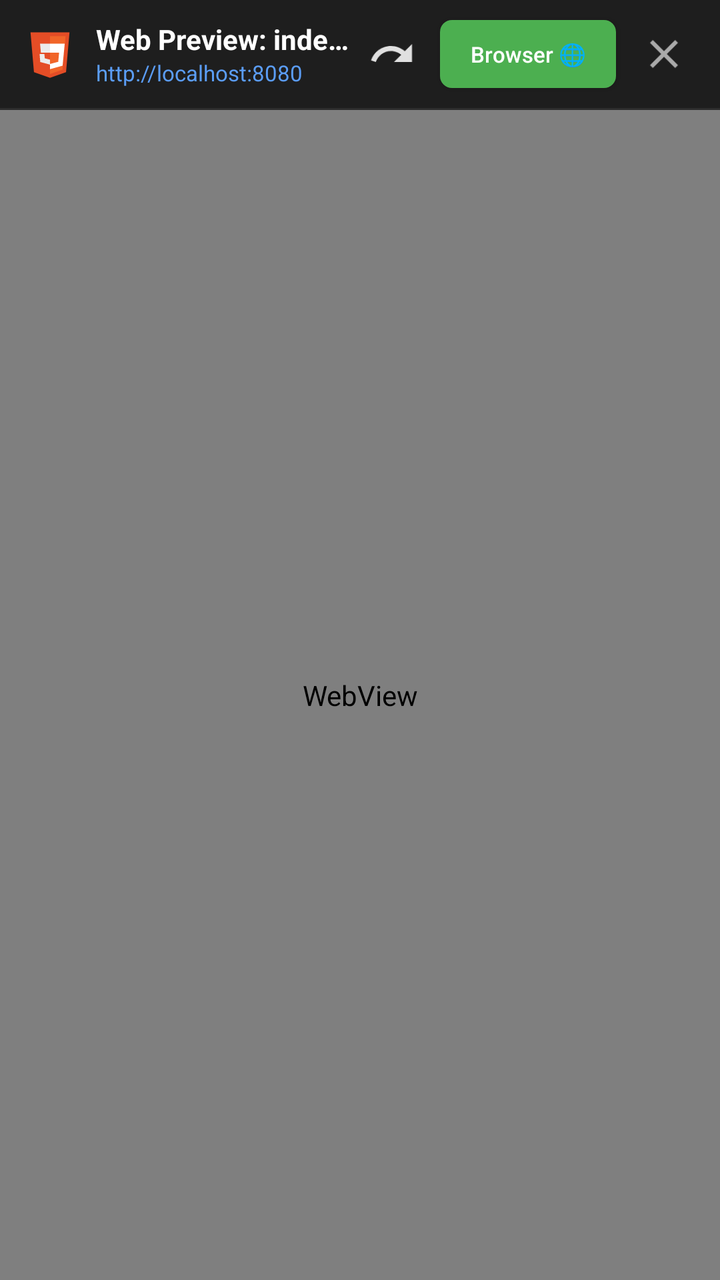
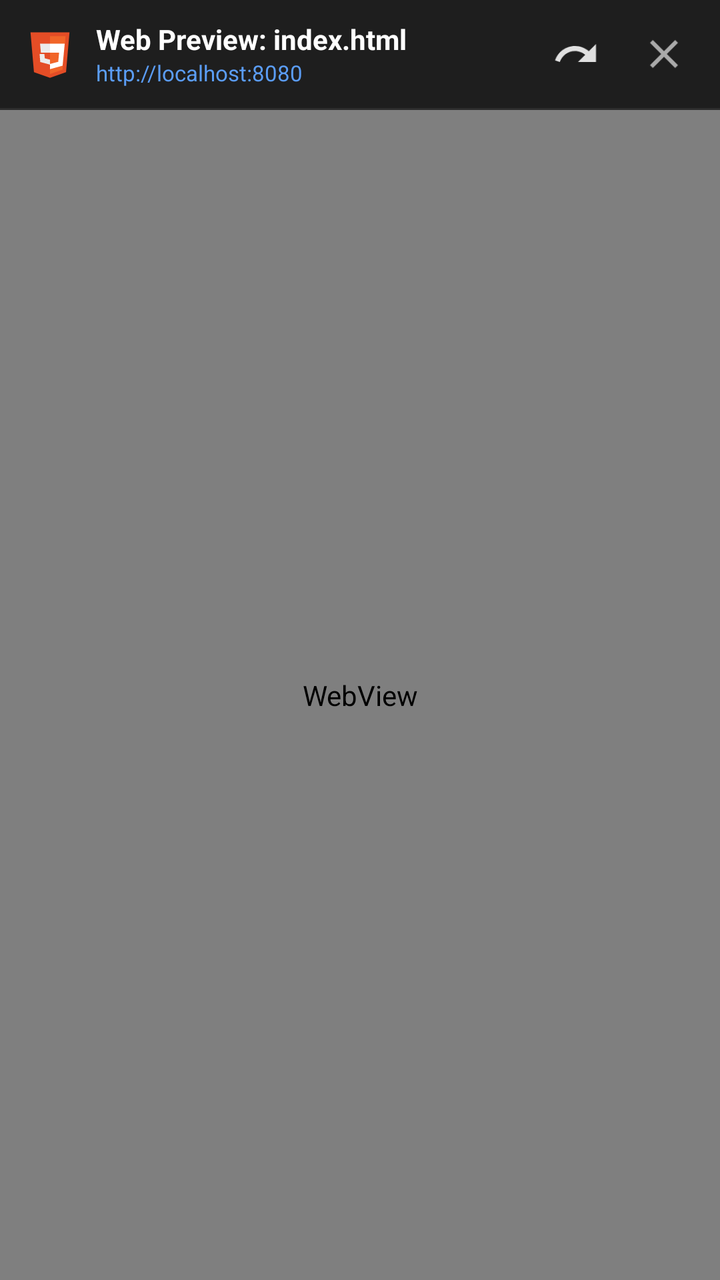

Two renders of the same Android screen: before a commit and after it. Below are the layout's source before the change and the commit's diff.
<!-- AndroidManifest.xml: application theme Theme.MobileIDE -->
<!-- res/layout/dialog_web_preview.xml -->
<?xml version="1.0" encoding="utf-8"?>
<LinearLayout xmlns:android="http://schemas.android.com/apk/res/android"
    android:layout_width="match_parent"
    android:layout_height="match_parent"
    android:orientation="vertical"
    android:background="#121212">

    
    <LinearLayout
        android:layout_width="match_parent"
        android:layout_height="54dp"
        android:orientation="horizontal"
        android:gravity="center_vertical"
        android:background="#1E1E1E"
        android:paddingStart="12dp"
        android:paddingEnd="8dp">

        <ImageView
            android:layout_width="26dp"
            android:layout_height="26dp"
            android:src="@drawable/ic_logo_html5"
            android:contentDescription="HTML Preview" />

        <LinearLayout
            android:layout_width="0dp"
            android:layout_height="wrap_content"
            android:layout_weight="1"
            android:layout_marginStart="10dp"
            android:orientation="vertical">

            <TextView
                android:id="@+id/tvPreviewTitle"
                android:layout_width="wrap_content"
                android:layout_height="wrap_content"
                android:text="Web Preview: index.html"
                android:textColor="#FFFFFF"
                android:textSize="14sp"
                android:textStyle="bold"
                android:singleLine="true" />

            <TextView
                android:id="@+id/tvPreviewUrl"
                android:layout_width="wrap_content"
                android:layout_height="wrap_content"
                android:text="http://localhost:8080"
                android:textColor="#5B9DF5"
                android:textSize="11sp"
                android:singleLine="true" />
        </LinearLayout>

        
        <ImageButton
            android:id="@+id/btnRefreshPreview"
            android:layout_width="40dp"
            android:layout_height="40dp"
            android:background="?attr/selectableItemBackgroundBorderless"
            android:src="@drawable/ic_redo"
            android:tint="#E0E0E0"
            android:contentDescription="Refresh" />

        
        <Button
            android:id="@+id/btnOpenExternalBrowser"
            android:layout_width="wrap_content"
            android:layout_height="34dp"
            android:layout_marginStart="4dp"
            android:background="@drawable/bg_run_btn"
            android:text="Browser 🌐"
            android:textColor="#FFFFFF"
            android:textSize="11sp"
            android:textAllCaps="false"
            android:paddingStart="10dp"
            android:paddingEnd="10dp" />

        
        <ImageButton
            android:id="@+id/btnClosePreview"
            android:layout_width="40dp"
            android:layout_height="40dp"
            android:layout_marginStart="4dp"
            android:background="?attr/selectableItemBackgroundBorderless"
            android:src="@drawable/ic_close"
            android:tint="#AAAAAA"
            android:contentDescription="Close" />
    </LinearLayout>

    <View
        android:layout_width="match_parent"
        android:layout_height="1dp"
        android:background="#2E2E2E" />

    
    <ProgressBar
        android:id="@+id/progressWeb"
        style="?android:attr/progressBarStyleHorizontal"
        android:layout_width="match_parent"
        android:layout_height="3dp"
        android:visibility="gone"
        android:max="100" />

    
    <FrameLayout
        android:layout_width="match_parent"
        android:layout_height="match_parent"
        android:background="#FFFFFF">

        <WebView
            android:id="@+id/webViewPreview"
            android:layout_width="match_parent"
            android:layout_height="match_parent" />
    </FrameLayout>

</LinearLayout>
<!-- resources referenced by this layout -->
<resources>
  <!-- drawable bg_run_btn (drawable) -->
  <?xml version="1.0" encoding="utf-8"?>
  <ripple xmlns:android="http://schemas.android.com/apk/res/android"
      android:color="#81C784">
      <item>
          <shape android:shape="rectangle">
              <solid android:color="@color/run_green" />
              <corners android:radius="6dp" />
          </shape>
      </item>
  </ripple>
  <!-- drawable ic_close (drawable) -->
  <vector xmlns:android="http://schemas.android.com/apk/res/android"
      android:width="24dp"
      android:height="24dp"
      android:viewportWidth="24"
      android:viewportHeight="24">
      <path
          android:fillColor="#FFFFFF"
          android:pathData="M19,6.41L17.59,5 12,10.59 6.41,5 5,6.41 10.59,12 5,17.59 6.41,19 12,13.41 17.59,19 19,17.59 13.41,12z"/>
  </vector>
  <!-- drawable ic_logo_html5 (drawable) -->
  <vector xmlns:android="http://schemas.android.com/apk/res/android"
      android:width="24dp"
      android:height="24dp"
      android:viewportWidth="24"
      android:viewportHeight="24">
      
      <path
          android:fillColor="#E44D26"
          android:pathData="M3,2l1.6,18.4L12,23l7.4,-2.6L21,2H3z" />
      <path
          android:fillColor="#F16529"
          android:pathData="M12,3.8v17.4l5.8,-2L19.2,3.8H12z" />
      
      <path
          android:fillColor="#EBEBEB"
          android:pathData="M12,7.2H7.4l0.4,4.2H12V7.2z M12,14.6l-2.4,-0.6 -0.2,-2H7.2l0.3,3.7 4.5,1.2V14.6z" />
      <path
          android:fillColor="#FFFFFF"
          android:pathData="M12,7.2v4.2h4.2l-0.4,4.2 -3.8,1V19l5.8,-1.6 0.8,-8.2 0.2,-2H12z" />
  </vector>
  <!-- drawable ic_redo (drawable) -->
  <vector xmlns:android="http://schemas.android.com/apk/res/android"
      android:width="24dp"
      android:height="24dp"
      android:viewportWidth="24"
      android:viewportHeight="24">
      <path
          android:fillColor="#FFFFFF"
          android:pathData="M18.4,10.6C16.55,8.99 14.15,8 11.5,8c-4.65,0 -8.58,3.03 -9.96,7.22L3.9,16c1.05,-3.19 4.05,-5.5 7.6,-5.5 1.95,0 3.73,0.72 5.12,1.88L13,16h9V7l-3.6,3.6z"/>
  </vector>
  <style name="Theme.MobileIDE" parent="Theme.Material3.Dark.NoActionBar">
          <item name="colorPrimary">@color/purple_500</item>
          <item name="colorOnPrimary">@android:color/white</item>
          <item name="colorSecondary">@color/run_green</item>
          <item name="colorOnSecondary">@android:color/white</item>
          <item name="android:statusBarColor">@color/ide_toolbar_bg</item>
          <item name="android:navigationBarColor">@color/terminal_bg</item>
          <item name="android:windowBackground">@color/editor_bg</item>
      </style>
  <color name="run_green">#4CAF50</color>
  <color name="purple_500">#5B9DF5</color>
  <color name="ide_toolbar_bg">#212121</color>
  <color name="terminal_bg">#121212</color>
  <color name="editor_bg">#181818</color>
</resources>

<!-- the commit's change to res/layout/dialog_web_preview.xml (unified diff, before → after) -->
@@ -59,20 +59,6 @@
             android:contentDescription="Refresh" />
 
         
-        <Button
-            android:id="@+id/btnOpenExternalBrowser"
-            android:layout_width="wrap_content"
-            android:layout_height="34dp"
-            android:layout_marginStart="4dp"
-            android:background="@drawable/bg_run_btn"
-            android:text="Browser 🌐"
-            android:textColor="#FFFFFF"
-            android:textSize="11sp"
-            android:textAllCaps="false"
-            android:paddingStart="10dp"
-            android:paddingEnd="10dp" />
-
-        
         <ImageButton
             android:id="@+id/btnClosePreview"
             android:layout_width="40dp"
<!-- resource entries referenced after the edit -->
@@ -1,16 +1,5 @@
 <!-- resources referenced by this layout -->
 <resources>
-  <!-- drawable bg_run_btn (drawable) -->
-  <?xml version="1.0" encoding="utf-8"?>
-  <ripple xmlns:android="http://schemas.android.com/apk/res/android"
-      android:color="#81C784">
-      <item>
-          <shape android:shape="rectangle">
-              <solid android:color="@color/run_green" />
-              <corners android:radius="6dp" />
-          </shape>
-      </item>
-  </ripple>
   <!-- drawable ic_close (drawable) -->
   <vector xmlns:android="http://schemas.android.com/apk/res/android"
       android:width="24dp"
@@ -61,8 +50,8 @@
           <item name="android:navigationBarColor">@color/terminal_bg</item>
           <item name="android:windowBackground">@color/editor_bg</item>
       </style>
+  <color name="purple_500">#5B9DF5</color>
   <color name="run_green">#4CAF50</color>
-  <color name="purple_500">#5B9DF5</color>
   <color name="ide_toolbar_bg">#212121</color>
   <color name="terminal_bg">#121212</color>
   <color name="editor_bg">#181818</color>
